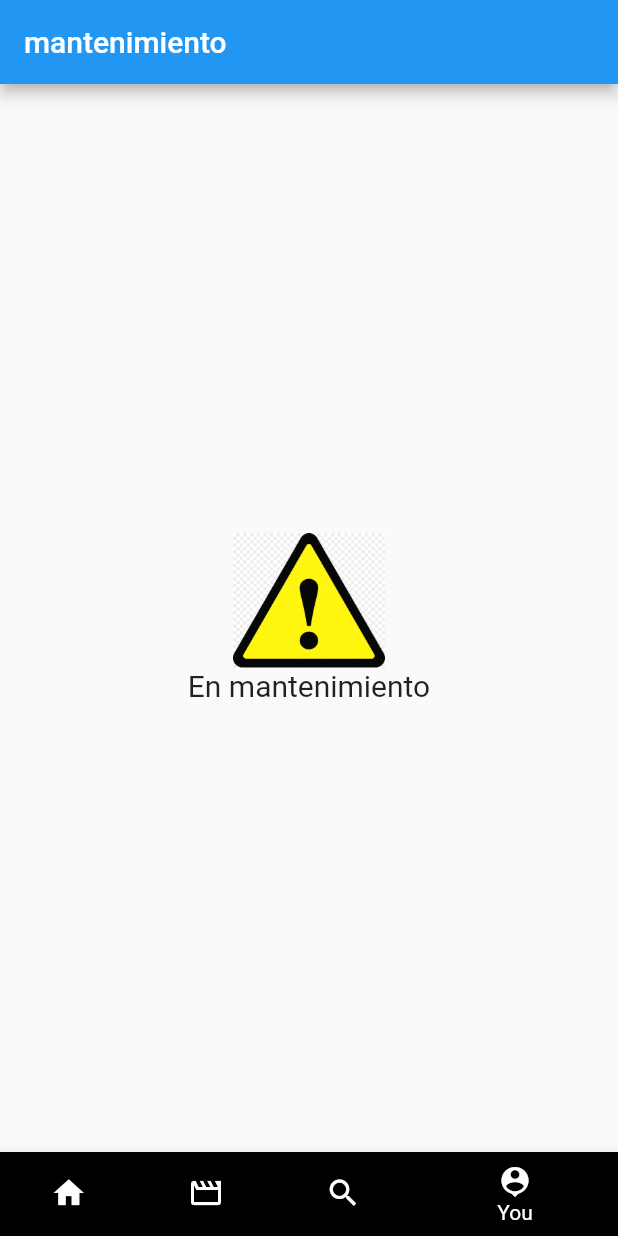
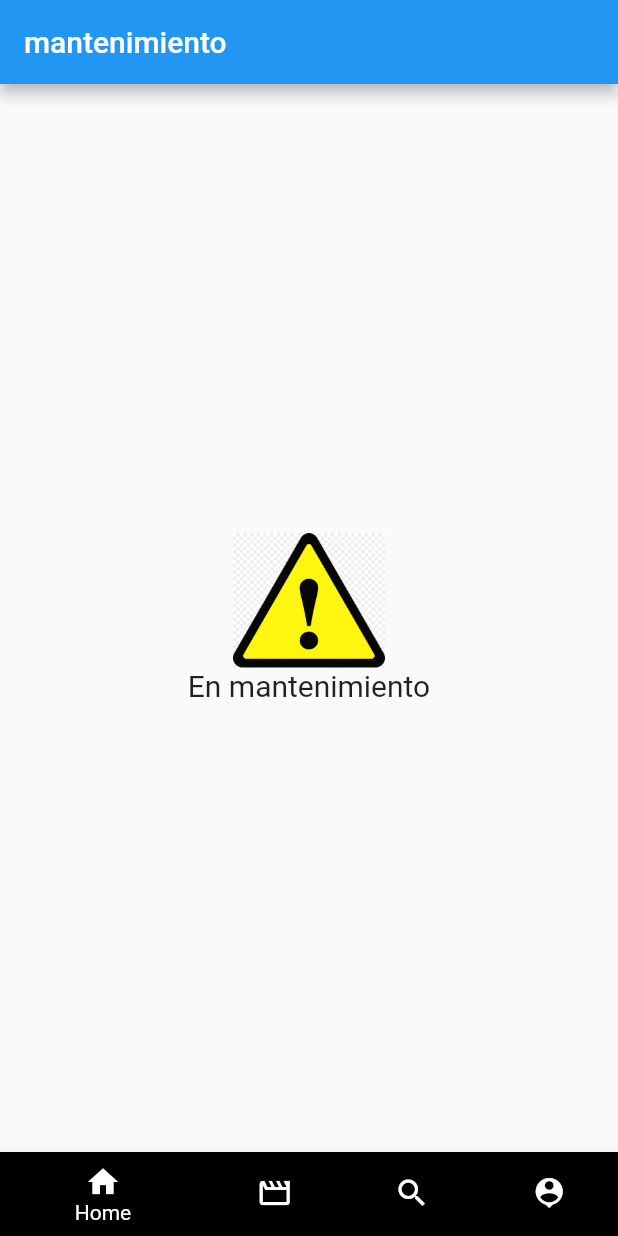
Before and after one commit to matiazar/addicts_movies, a Flutter app: the screen it shows after launch, item 4 of the bottom bar chosen, on a phone screen of 412 x 824 dp. Run offline on Flutter 3.47's test engine with Material 2 defaults, Android fonts, the phone set to English and light mode, and no system bars; our stand-ins replace dio; network calls fail; statements that could not run were skipped.

Commit message:
cambios mati

```diff
--- a/lib/main.dart
+++ b/lib/main.dart
@@ -1,7 +1,10 @@
+import 'package:addicts_movies/pages/masVistas.dart';
 import 'package:addicts_movies/service/masVistas_servicio.dart';
 import 'package:addicts_movies/service/populares_servicio.dart';
+import 'package:addicts_movies/widgets/pantalla_principal_w.dart';
 import 'package:flutter/material.dart';
 import 'package:provider/provider.dart';
+import 'mantenimiento.dart';
 import 'pages/pantalla_principal.dart';
 
 // -------- PROYECTO DE NIVELACION --------
@@ -28,6 +31,9 @@ class MyApp extends StatelessWidget {
         initialRoute: 'Home',
         routes: {
           'Home': (BuildContext context) => PantallaPrincipal(),
+          'PantallaPrincipal': (BuildContext context) => PantallaPrincipal_W(),
+          'Mantenimiento': (BuildContext context) => Mantenimiento(),
+          'MasVistas': (BuildContext context) => MasVistas(),
         },
       ),
     );
--- a/lib/mantenimiento.dart
+++ b/lib/mantenimiento.dart
@@ -1,3 +1,4 @@
+import 'package:addicts_movies/widgets/bottomnavigation.dart';
 import 'package:flutter/material.dart';
 
 //llego desde la pantalla principal apretando alguna plataforma
@@ -6,8 +7,10 @@ class Mantenimiento extends StatelessWidget {
   Widget build(BuildContext context) {
     return Scaffold(
       appBar: AppBar(
+        automaticallyImplyLeading: false,
         title: Text('mantenimiento'),
       ),
+      bottomNavigationBar: BottomNavigation(),
       body: Center(
         child: Column(
           mainAxisAlignment: MainAxisAlignment.center,
--- a/lib/pages/pantalla_principal.dart
+++ b/lib/pages/pantalla_principal.dart
@@ -1,6 +1,7 @@
 import 'package:addicts_movies/mantenimiento.dart';
 import 'package:addicts_movies/pages/masVistas.dart';
 import 'package:addicts_movies/pages/populares.dart';
+import 'package:addicts_movies/widgets/bottomnavigation.dart';
 import 'package:addicts_movies/widgets/pantalla_principal_w.dart';
 import 'package:addicts_movies/widgets/search_widget.dart';
 import 'package:flutter/material.dart';
@@ -17,59 +18,19 @@ class PantallaPrincipal extends StatefulWidget {
 
 class _PantallaPrincipalState extends State<PantallaPrincipal> {
   int index_pantallas = 0;
-  List<Widget> pantallas = [
-    PantallaPrincipal_W(),
-    MasVistas(),
-    Container(),
-    Mantenimiento(),
-  ];
+  // List<Widget> pantallas = [
+  //   PantallaPrincipal_W(),
+  //   MasVistas(),
+  //   Container(),
+  //   Mantenimiento(),
+  // ];
+
   @override
   Widget build(BuildContext context) {
     return Scaffold(
-      body: pantallas[index_pantallas],
+      // body: pantallas[index_pantallas],
       //No puedo hacer que salga el nombre en todos al principio
-      bottomNavigationBar: BottomNavigationBar(
-        currentIndex: index_pantallas,
-        backgroundColor: Colors.black,
-        items: [
-          //No logro poner mas de 3 items en el taskbar...
-          BottomNavigationBarItem(
-            icon: Icon(Icons.home),
-            label: 'Home',
-            backgroundColor: Colors.black,
-          ),
-
-          BottomNavigationBarItem(
-            icon: Icon(Icons.movie_creation_outlined),
-            label: 'Movies',
-            backgroundColor: Colors.black,
-          ),
-          BottomNavigationBarItem(
-            icon: Icon(Icons.search),
-            label: 'Search',
-            backgroundColor: Colors.black,
-          ),
-          BottomNavigationBarItem(
-            icon: Icon(Icons.person_pin),
-            label: 'You',
-            backgroundColor: Colors.black,
-          ),
-        ],
-        onTap: (index) {
-          if (index == 2) {
-            return showSearch(
-              context: context,
-              delegate: PantallaSearch(),
-            );
-          }
-          setState(
-            () {
-              index_pantallas = index;
-              print(index_pantallas);
-            },
-          );
-        },
-      ),
+      bottomNavigationBar: BottomNavigation(),
     );
   }
 }
--- /dev/null
+++ b/lib/widgets/bottomnavigation.dart
@@ -0,0 +1,64 @@
+import 'package:addicts_movies/widgets/search_widget.dart';
+import 'package:flutter/material.dart';
+
+class BottomNavigation extends StatelessWidget {
+
+  int index_pantallas = 0;
+
+  List<String> pantallas = [
+    'PantallaPrincipal',
+    'MasVistas',
+    'Home',
+    'Mantenimiento',
+  ];
+
+  @override
+  Widget build(BuildContext context) {
+    return BottomNavigationBar(
+      currentIndex: index_pantallas,
+      backgroundColor: Colors.black,
+      items: [
+        //No logro poner mas de 3 items en el taskbar...
+        BottomNavigationBarItem(
+          icon: Icon(Icons.home),
+          label: 'Home',
+          backgroundColor: Colors.black,
+        ),
+
+        BottomNavigationBarItem(
+          icon: Icon(Icons.movie_creation_outlined),
+          label: 'Movies',
+          backgroundColor: Colors.black,
+        ),
+        BottomNavigationBarItem(
+          icon: Icon(Icons.search),
+          label: 'Search',
+          backgroundColor: Colors.black,
+        ),
+        BottomNavigationBarItem(
+          icon: Icon(Icons.person_pin),
+          label: 'You',
+          backgroundColor: Colors.black,
+        ),
+      ],
+      onTap: (index) {
+        if (index == 2) {
+          return showSearch(
+            context: context,
+            delegate: PantallaSearch(),
+          );
+        }
+
+        index_pantallas = index;
+        Navigator.pushNamed(context, pantallas[index_pantallas]);
+
+        // setState(
+        //   () {
+        //     index_pantallas = index;
+        //     print(index_pantallas);
+        //   },
+        // );
+      },
+    );
+  }
+}
```
Also changed, not shown: lib/pages/masVistas.dart (+23 -9 lines), pubspec.lock.
